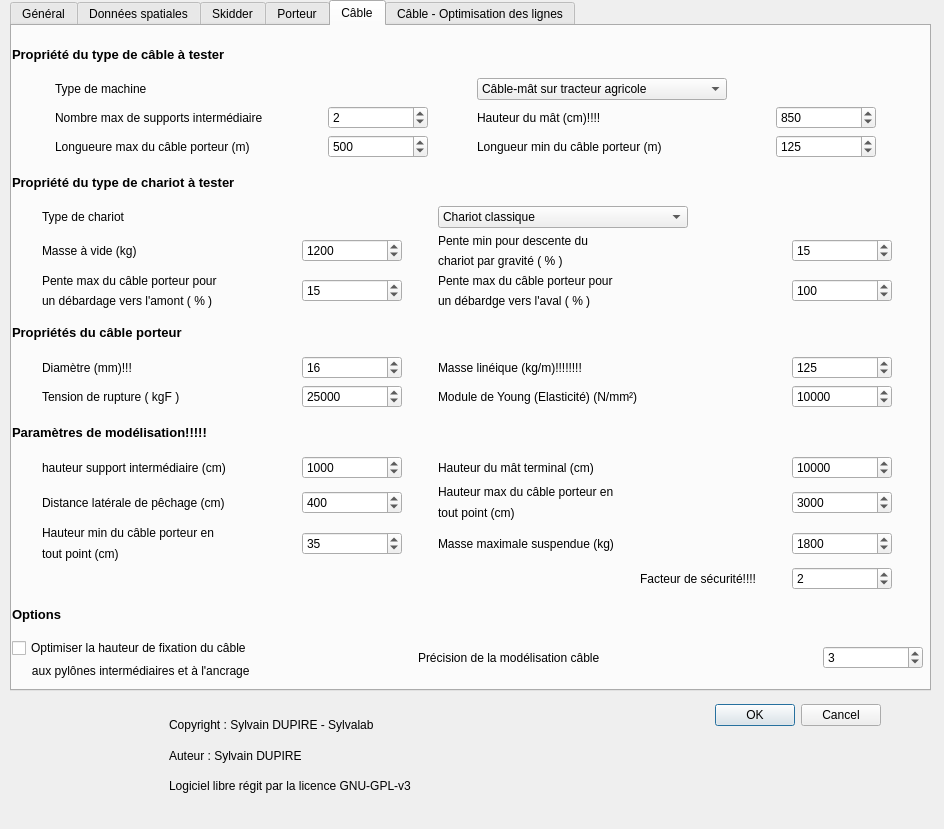
The window that sylvaccess_plugin/sylvaccess_plugin_dialog_base.ui (Tijjat/Sylvaccess_qgis_plugin) describes before a commit, drawn with Qt 5.
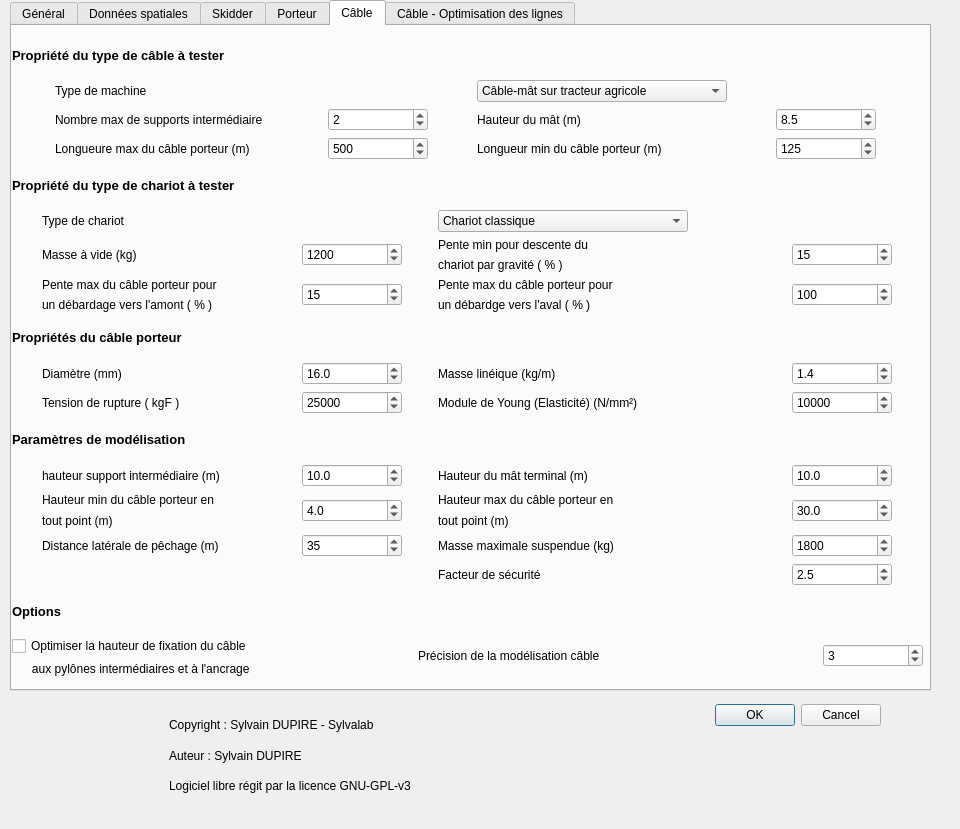
The same window after the commit. The open tabs and pages were chosen to show the change. Icons and pictures are not drawn.

```diff
--- a/sylvaccess_plugin/sylvaccess_plugin_dialog_base.ui
+++ b/sylvaccess_plugin/sylvaccess_plugin_dialog_base.ui
@@ -6,7 +6,7 @@
    <rect>
     <x>0</x>
     <y>0</y>
-    <width>944</width>
+    <width>960</width>
     <height>829</height>
    </rect>
   </property>
@@ -2203,34 +2203,7 @@
            </font>
           </property>
           <property name="text">
-           <string>Hauteur du mât (cm)!!!!</string>
-          </property>
-         </widget>
-        </item>
-        <item row="1" column="3">
-         <widget class="QSpinBox" name="spinBox_15">
-          <property name="minimumSize">
-           <size>
-            <width>100</width>
-            <height>0</height>
-           </size>
-          </property>
-          <property name="maximumSize">
-           <size>
-            <width>100</width>
-            <height>16777215</height>
-           </size>
-          </property>
-          <property name="font">
-           <font>
-            <pointsize>9</pointsize>
-           </font>
-          </property>
-          <property name="maximum">
-           <number>999999</number>
-          </property>
-          <property name="value">
-           <number>850</number>
+           <string>Hauteur du mât (m)</string>
           </property>
          </widget>
         </item>
@@ -2371,6 +2344,39 @@
           </item>
          </widget>
         </item>
+        <item row="1" column="3">
+         <widget class="QDoubleSpinBox" name="doubleSpinBox_2">
+          <property name="minimumSize">
+           <size>
+            <width>100</width>
+            <height>0</height>
+           </size>
+          </property>
+          <property name="maximumSize">
+           <size>
+            <width>100</width>
+            <height>16777215</height>
+           </size>
+          </property>
+          <property name="font">
+           <font>
+            <pointsize>9</pointsize>
+           </font>
+          </property>
+          <property name="decimals">
+           <number>1</number>
+          </property>
+          <property name="maximum">
+           <double>999999999.000000000000000</double>
+          </property>
+          <property name="singleStep">
+           <double>0.100000000000000</double>
+          </property>
+          <property name="value">
+           <double>8.500000000000000</double>
+          </property>
+         </widget>
+        </item>
        </layout>
       </item>
       <item>
@@ -2810,33 +2816,6 @@
           </property>
          </widget>
         </item>
-        <item row="0" column="3">
-         <widget class="QSpinBox" name="spinBox_29">
-          <property name="minimumSize">
-           <size>
-            <width>100</width>
-            <height>0</height>
-           </size>
-          </property>
-          <property name="maximumSize">
-           <size>
-            <width>100</width>
-            <height>16777215</height>
-           </size>
-          </property>
-          <property name="font">
-           <font>
-            <pointsize>9</pointsize>
-           </font>
-          </property>
-          <property name="maximum">
-           <number>999999</number>
-          </property>
-          <property name="value">
-           <number>125</number>
-          </property>
-         </widget>
-        </item>
         <item row="0" column="0">
          <widget class="QLabel" name="label_99">
           <property name="minimumSize">
@@ -2857,34 +2836,7 @@
            </font>
           </property>
           <property name="text">
-           <string>Diamètre (mm)!!!</string>
-          </property>
-         </widget>
-        </item>
-        <item row="0" column="1">
-         <widget class="QSpinBox" name="spinBox_28">
-          <property name="minimumSize">
-           <size>
-            <width>100</width>
-            <height>0</height>
-           </size>
-          </property>
-          <property name="maximumSize">
-           <size>
-            <width>100</width>
-            <height>16777215</height>
-           </size>
-          </property>
-          <property name="font">
-           <font>
-            <pointsize>9</pointsize>
-           </font>
-          </property>
-          <property name="maximum">
-           <number>99999</number>
-          </property>
-          <property name="value">
-           <number>16</number>
+           <string>Diamètre (mm)</string>
           </property>
          </widget>
         </item>
@@ -2908,7 +2860,7 @@
            </font>
           </property>
           <property name="text">
-           <string>Masse linéique (kg/m)!!!!!!!!</string>
+           <string>Masse linéique (kg/m)</string>
           </property>
          </widget>
         </item>
@@ -2936,6 +2888,72 @@
           </property>
          </widget>
         </item>
+        <item row="0" column="1">
+         <widget class="QDoubleSpinBox" name="doubleSpinBox_3">
+          <property name="minimumSize">
+           <size>
+            <width>100</width>
+            <height>0</height>
+           </size>
+          </property>
+          <property name="maximumSize">
+           <size>
+            <width>100</width>
+            <height>16777215</height>
+           </size>
+          </property>
+          <property name="font">
+           <font>
+            <pointsize>9</pointsize>
+           </font>
+          </property>
+          <property name="decimals">
+           <number>1</number>
+          </property>
+          <property name="maximum">
+           <double>999999999.000000000000000</double>
+          </property>
+          <property name="singleStep">
+           <double>0.100000000000000</double>
+          </property>
+          <property name="value">
+           <double>16.000000000000000</double>
+          </property>
+         </widget>
+        </item>
+        <item row="0" column="3">
+         <widget class="QDoubleSpinBox" name="doubleSpinBox_4">
+          <property name="minimumSize">
+           <size>
+            <width>100</width>
+            <height>0</height>
+           </size>
+          </property>
+          <property name="maximumSize">
+           <size>
+            <width>100</width>
+            <height>16777215</height>
+           </size>
+          </property>
+          <property name="font">
+           <font>
+            <pointsize>9</pointsize>
+           </font>
+          </property>
+          <property name="decimals">
+           <number>1</number>
+          </property>
+          <property name="maximum">
+           <double>999999999.000000000000000</double>
+          </property>
+          <property name="singleStep">
+           <double>0.100000000000000</double>
+          </property>
+          <property name="value">
+           <double>1.400000000000000</double>
+          </property>
+         </widget>
+        </item>
        </layout>
       </item>
       <item>
@@ -2954,7 +2972,7 @@
          </font>
         </property>
         <property name="text">
-         <string>Paramètres de modélisation!!!!!</string>
+         <string>Paramètres de modélisation</string>
         </property>
        </widget>
       </item>
@@ -3007,155 +3025,10 @@
            </font>
           </property>
           <property name="text">
-           <string>Hauteur du mât terminal (cm)</string>
+           <string>Hauteur du mât terminal (m)</string>
           </property>
          </widget>
         </item>
-        <item row="0" column="3">
-         <widget class="QSpinBox" name="spinBox_37">
-          <property name="minimumSize">
-           <size>
-            <width>100</width>
-            <height>0</height>
-           </size>
-          </property>
-          <property name="maximumSize">
-           <size>
-            <width>100</width>
-            <height>16777215</height>
-           </size>
-          </property>
-          <property name="font">
-           <font>
-            <pointsize>9</pointsize>
-           </font>
-          </property>
-          <property name="maximum">
-           <number>999999</number>
-          </property>
-          <property name="value">
-           <number>10000</number>
-          </property>
-         </widget>
-        </item>
-        <item row="2" column="1">
-         <widget class="QSpinBox" name="spinBox_38">
-          <property name="minimumSize">
-           <size>
-            <width>100</width>
-            <height>0</height>
-           </size>
-          </property>
-          <property name="maximumSize">
-           <size>
-            <width>100</width>
-            <height>16777215</height>
-           </size>
-          </property>
-          <property name="font">
-           <font>
-            <pointsize>9</pointsize>
-           </font>
-          </property>
-          <property name="maximum">
-           <number>99999</number>
-          </property>
-          <property name="value">
-           <number>35</number>
-          </property>
-         </widget>
-        </item>
-        <item row="0" column="1">
-         <widget class="QSpinBox" name="spinBox_36">
-          <property name="minimumSize">
-           <size>
-            <width>100</width>
-            <height>0</height>
-           </size>
-          </property>
-          <property name="maximumSize">
-           <size>
-            <width>100</width>
-            <height>16777215</height>
-           </size>
-          </property>
-          <property name="font">
-           <font>
-            <pointsize>9</pointsize>
-           </font>
-          </property>
-          <property name="maximum">
-           <number>99999</number>
-          </property>
-          <property name="value">
-           <number>1000</number>
-          </property>
-         </widget>
-        </item>
-        <item row="2" column="0">
-         <layout class="QVBoxLayout" name="verticalLayout_31">
-          <property name="spacing">
-           <number>7</number>
-          </property>
-          <property name="sizeConstraint">
-           <enum>QLayout::SetMinimumSize</enum>
-          </property>
-          <property name="leftMargin">
-           <number>0</number>
-          </property>
-          <property name="rightMargin">
-           <number>0</number>
-          </property>
-          <item>
-           <widget class="QLabel" name="label_98">
-            <property name="minimumSize">
-             <size>
-              <width>0</width>
-              <height>0</height>
-             </size>
-            </property>
-            <property name="maximumSize">
-             <size>
-              <width>224</width>
-              <height>16777215</height>
-             </size>
-            </property>
-            <property name="font">
-             <font>
-              <pointsize>9</pointsize>
-             </font>
-            </property>
-            <property name="text">
-             <string>Hauteur min du câble porteur en</string>
-            </property>
-           </widget>
-          </item>
-          <item>
-           <widget class="QLabel" name="label_111">
-            <property name="minimumSize">
-             <size>
-              <width>0</width>
-              <height>0</height>
-             </size>
-            </property>
-            <property name="maximumSize">
-             <size>
-              <width>220</width>
-              <height>16777215</height>
-             </size>
-            </property>
-            <property name="font">
-             <font>
-              <pointsize>9</pointsize>
-             </font>
-            </property>
-            <property name="text">
-             <string>tout point (cm)</string>
-            </property>
-           </widget>
-          </item>
-         </layout>
-        </item>
         <item row="1" column="2">
          <layout class="QVBoxLayout" name="verticalLayout_32">
           <property name="spacing">
@@ -3214,66 +3087,12 @@
              </font>
             </property>
             <property name="text">
-             <string>tout point (cm)</string>
+             <string>tout point (m)</string>
             </property>
            </widget>
           </item>
          </layout>
         </item>
-        <item row="1" column="1">
-         <widget class="QSpinBox" name="spinBox_34">
-          <property name="minimumSize">
-           <size>
-            <width>100</width>
-            <height>0</height>
-           </size>
-          </property>
-          <property name="maximumSize">
-           <size>
-            <width>100</width>
-            <height>16777215</height>
-           </size>
-          </property>
-          <property name="font">
-           <font>
-            <pointsize>9</pointsize>
-           </font>
-          </property>
-          <property name="maximum">
-           <number>99999</number>
-          </property>
-          <property name="value">
-           <number>400</number>
-          </property>
-         </widget>
-        </item>
-        <item row="1" column="3">
-         <widget class="QSpinBox" name="spinBox_35">
-          <property name="minimumSize">
-           <size>
-            <width>100</width>
-            <height>0</height>
-           </size>
-          </property>
-          <property name="maximumSize">
-           <size>
-            <width>100</width>
-            <height>16777215</height>
-           </size>
-          </property>
-          <property name="font">
-           <font>
-            <pointsize>9</pointsize>
-           </font>
-          </property>
-          <property name="maximum">
-           <number>999999</number>
-          </property>
-          <property name="value">
-           <number>3000</number>
-          </property>
-         </widget>
-        </item>
         <item row="3" column="2">
          <widget class="QLabel" name="label_101">
           <property name="minimumSize">
@@ -3294,64 +3113,10 @@
            </font>
           </property>
           <property name="text">
-           <string>Facteur de sécurité!!!!</string>
+           <string>Facteur de sécurité</string>
           </property>
           <property name="alignment">
-           <set>Qt::AlignRight|Qt::AlignTrailing|Qt::AlignVCenter</set>
-          </property>
-         </widget>
-        </item>
-        <item row="3" column="3">
-         <widget class="QSpinBox" name="spinBox_30">
-          <property name="minimumSize">
-           <size>
-            <width>100</width>
-            <height>0</height>
-           </size>
-          </property>
-          <property name="maximumSize">
-           <size>
-            <width>100</width>
-            <height>16777215</height>
-           </size>
-          </property>
-          <property name="font">
-           <font>
-            <pointsize>9</pointsize>
-           </font>
-          </property>
-          <property name="maximum">
-           <number>99999</number>
-          </property>
-          <property name="stepType">
-           <enum>QAbstractSpinBox::AdaptiveDecimalStepType</enum>
-          </property>
-          <property name="value">
-           <number>2</number>
-          </property>
-         </widget>
-        </item>
-        <item row="1" column="0">
-         <widget class="QLabel" name="label_109">
-          <property name="minimumSize">
-           <size>
-            <width>224</width>
-            <height>0</height>
-           </size>
-          </property>
-          <property name="maximumSize">
-           <size>
-            <width>224</width>
-            <height>16777215</height>
-           </size>
-          </property>
-          <property name="font">
-           <font>
-            <pointsize>9</pointsize>
-           </font>
-          </property>
-          <property name="text">
-           <string>Distance latérale de pêchage (cm)</string>
+           <set>Qt::AlignLeading|Qt::AlignLeft|Qt::AlignVCenter</set>
           </property>
          </widget>
         </item>
@@ -3375,7 +3140,287 @@
            </font>
           </property>
           <property name="text">
-           <string>hauteur support intermédiaire (cm)</string>
+           <string>hauteur support intermédiaire (m)</string>
+          </property>
+         </widget>
+        </item>
+        <item row="0" column="1">
+         <widget class="QDoubleSpinBox" name="doubleSpinBox_5">
+          <property name="minimumSize">
+           <size>
+            <width>100</width>
+            <height>0</height>
+           </size>
+          </property>
+          <property name="maximumSize">
+           <size>
+            <width>100</width>
+            <height>16777215</height>
+           </size>
+          </property>
+          <property name="font">
+           <font>
+            <pointsize>9</pointsize>
+           </font>
+          </property>
+          <property name="decimals">
+           <number>1</number>
+          </property>
+          <property name="maximum">
+           <double>999999999.000000000000000</double>
+          </property>
+          <property name="singleStep">
+           <double>0.100000000000000</double>
+          </property>
+          <property name="value">
+           <double>10.000000000000000</double>
+          </property>
+         </widget>
+        </item>
+        <item row="1" column="1">
+         <widget class="QDoubleSpinBox" name="doubleSpinBox_6">
+          <property name="minimumSize">
+           <size>
+            <width>100</width>
+            <height>0</height>
+           </size>
+          </property>
+          <property name="maximumSize">
+           <size>
+            <width>100</width>
+            <height>16777215</height>
+           </size>
+          </property>
+          <property name="font">
+           <font>
+            <pointsize>9</pointsize>
+           </font>
+          </property>
+          <property name="decimals">
+           <number>1</number>
+          </property>
+          <property name="maximum">
+           <double>999999999.000000000000000</double>
+          </property>
+          <property name="singleStep">
+           <double>0.100000000000000</double>
+          </property>
+          <property name="value">
+           <double>4.000000000000000</double>
+          </property>
+         </widget>
+        </item>
+        <item row="0" column="3">
+         <widget class="QDoubleSpinBox" name="doubleSpinBox_8">
+          <property name="minimumSize">
+           <size>
+            <width>100</width>
+            <height>0</height>
+           </size>
+          </property>
+          <property name="maximumSize">
+           <size>
+            <width>100</width>
+            <height>16777215</height>
+           </size>
+          </property>
+          <property name="font">
+           <font>
+            <pointsize>9</pointsize>
+           </font>
+          </property>
+          <property name="decimals">
+           <number>1</number>
+          </property>
+          <property name="maximum">
+           <double>999999999.000000000000000</double>
+          </property>
+          <property name="singleStep">
+           <double>0.100000000000000</double>
+          </property>
+          <property name="value">
+           <double>10.000000000000000</double>
+          </property>
+         </widget>
+        </item>
+        <item row="1" column="3">
+         <widget class="QDoubleSpinBox" name="doubleSpinBox_9">
+          <property name="minimumSize">
+           <size>
+            <width>100</width>
+            <height>0</height>
+           </size>
+          </property>
+          <property name="maximumSize">
+           <size>
+            <width>100</width>
+            <height>16777215</height>
+           </size>
+          </property>
+          <property name="font">
+           <font>
+            <pointsize>9</pointsize>
+           </font>
+          </property>
+          <property name="decimals">
+           <number>1</number>
+          </property>
+          <property name="maximum">
+           <double>999999999.000000000000000</double>
+          </property>
+          <property name="singleStep">
+           <double>0.100000000000000</double>
+          </property>
+          <property name="value">
+           <double>30.000000000000000</double>
+          </property>
+         </widget>
+        </item>
+        <item row="3" column="3">
+         <widget class="QDoubleSpinBox" name="doubleSpinBox_10">
+          <property name="minimumSize">
+           <size>
+            <width>100</width>
+            <height>0</height>
+           </size>
+          </property>
+          <property name="maximumSize">
+           <size>
+            <width>100</width>
+            <height>16777215</height>
+           </size>
+          </property>
+          <property name="font">
+           <font>
+            <pointsize>9</pointsize>
+           </font>
+          </property>
+          <property name="decimals">
+           <number>1</number>
+          </property>
+          <property name="maximum">
+           <double>999999999.000000000000000</double>
+          </property>
+          <property name="singleStep">
+           <double>0.100000000000000</double>
+          </property>
+          <property name="value">
+           <double>2.500000000000000</double>
+          </property>
+         </widget>
+        </item>
+        <item row="2" column="1">
+         <widget class="QSpinBox" name="spinBox_40">
+          <property name="minimumSize">
+           <size>
+            <width>100</width>
+            <height>0</height>
+           </size>
+          </property>
+          <property name="maximumSize">
+           <size>
+            <width>100</width>
+            <height>16777215</height>
+           </size>
+          </property>
+          <property name="font">
+           <font>
+            <pointsize>9</pointsize>
+           </font>
+          </property>
+          <property name="maximum">
+           <number>999999</number>
+          </property>
+          <property name="value">
+           <number>35</number>
+          </property>
+         </widget>
+        </item>
+        <item row="1" column="0">
+         <layout class="QVBoxLayout" name="verticalLayout_31">
+          <property name="spacing">
+           <number>7</number>
+          </property>
+          <property name="sizeConstraint">
+           <enum>QLayout::SetMinimumSize</enum>
+          </property>
+          <property name="leftMargin">
+           <number>0</number>
+          </property>
+          <property name="rightMargin">
+           <number>0</number>
+          </property>
+          <item>
+           <widget class="QLabel" name="label_98">
+            <property name="minimumSize">
+             <size>
+              <width>0</width>
+              <height>0</height>
+             </size>
+            </property>
+            <property name="maximumSize">
+             <size>
+              <width>224</width>
+              <height>16777215</height>
+             </size>
+            </property>
+            <property name="font">
+             <font>
+              <pointsize>9</pointsize>
+             </font>
+            </property>
+            <property name="text">
+             <string>Hauteur min du câble porteur en</string>
+            </property>
+           </widget>
+          </item>
+          <item>
+           <widget class="QLabel" name="label_111">
+            <property name="minimumSize">
+             <size>
+              <width>0</width>
+              <height>0</height>
+             </size>
+            </property>
+            <property name="maximumSize">
+             <size>
+              <width>220</width>
+              <height>16777215</height>
+             </size>
+            </property>
+            <property name="font">
+             <font>
+              <pointsize>9</pointsize>
+             </font>
+            </property>
+            <property name="text">
+             <string>tout point (m)</string>
+            </property>
+           </widget>
+          </item>
+         </layout>
+        </item>
+        <item row="2" column="0">
+         <widget class="QLabel" name="label_109">
+          <property name="minimumSize">
+           <size>
+            <width>224</width>
+            <height>0</height>
+           </size>
+          </property>
+          <property name="maximumSize">
+           <size>
+            <width>224</width>
+            <height>16777215</height>
+           </size>
+          </property>
+          <property name="font">
+           <font>
+            <pointsize>9</pointsize>
+           </font>
+          </property>
+          <property name="text">
+           <string>Distance latérale de pêchage (m)</string>
           </property>
          </widget>
         </item>
@@ -3766,9 +3811,6 @@
           </item>
          </layout>
         </item>
-        <item row="7" column="3">
-         <widget class="QSpinBox" name="spinBox_40"/>
-        </item>
         <item row="2" column="2">
          <widget class="QLabel" name="label_120">
           <property name="text">
```
Left out of the diff: 336 changed lines with no effect on the pictures.
